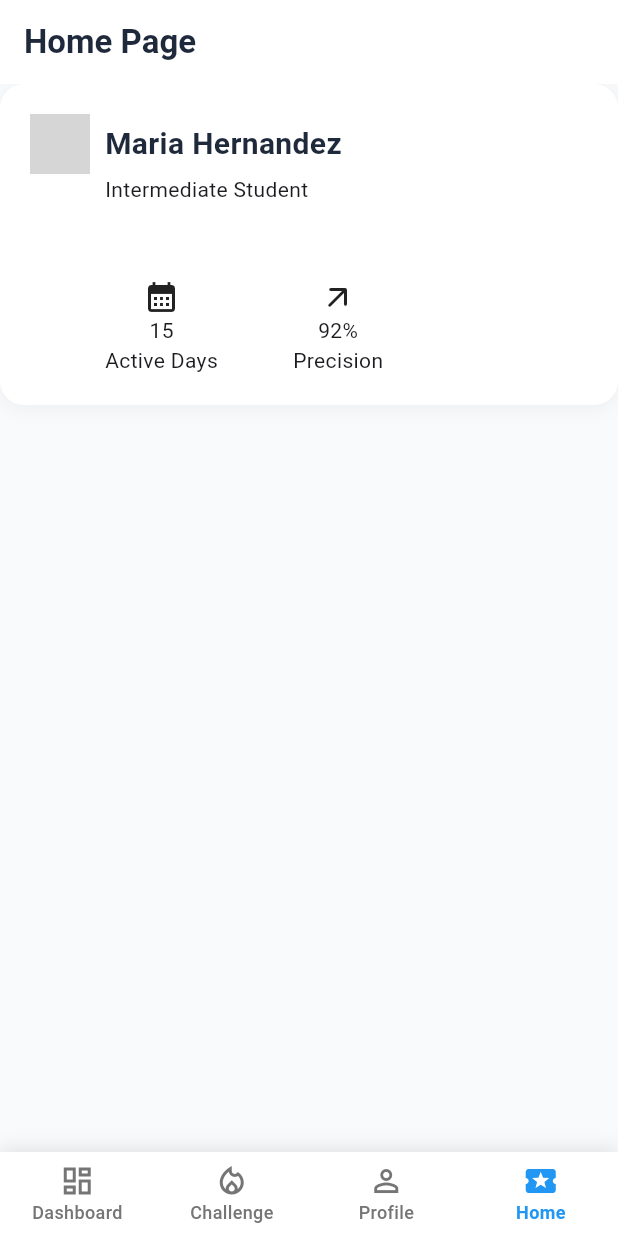
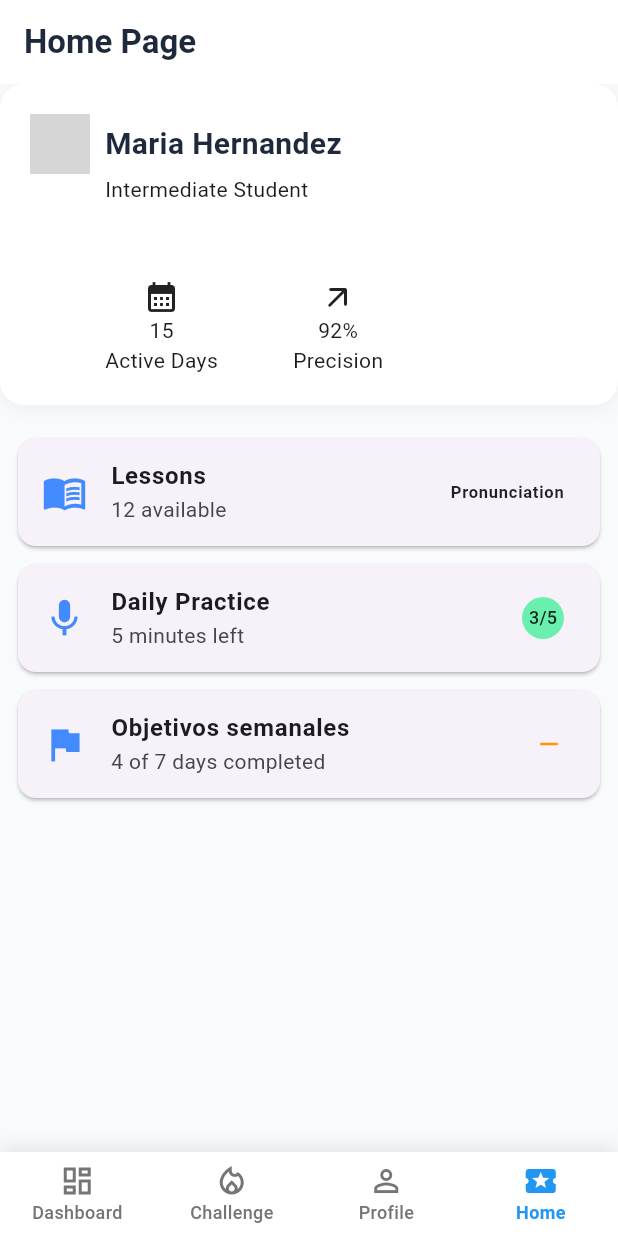
Before and after one commit to uprm-inso4101-2025-2026-s1/semester-project-pronunciation-coach, a Flutter app: the screen it shows after launch, item 4 of the bottom bar chosen, on a phone screen of 412 x 824 dp. Run offline on Flutter 3.47's test engine with Material 3 defaults, Android fonts, the phone set to English and light mode, and no system bars; our stand-ins replace shared_preferences; accounts and stored records are empty; network calls fail; Roboto replaces fonts that are missing (SF Pro Display); grey boxes are pictures that could not be loaded.

Commit message:
Home Page Sections

```diff
--- a/app/lib/features/homescreen/pages/home_page.dart
+++ b/app/lib/features/homescreen/pages/home_page.dart
@@ -2,6 +2,7 @@ import 'package:app/core/constants/colors.dart';
 import 'package:app/features/homescreen/widgets/user_info_box.dart';
 import 'package:flutter/material.dart';
 import 'package:flutter/services.dart';
+import 'package:app/features/homescreen/widgets/home_sections.dart';
 
 class HomeScreen extends StatefulWidget {
   const HomeScreen({super.key});
@@ -31,11 +32,14 @@ class _HomeScreenState extends State<HomeScreen> {
         children: [
           const UserInfoBox(
             name: "Maria Hernandez",
-                  avatarURL: "https://www.applesfromny.com/wp-content/uploads/2020/06/SnapdragonNEW.png",
+            avatarURL:
+                "https://www.applesfromny.com/wp-content/uploads/2020/06/SnapdragonNEW.png",
             proficiencyLevel: "Intermediate Student",
           ),
-              ]
-            )
+          const SizedBox(height: 16), // Espacio
+          const HomeSections(),
+        ],
+      ),
     );
   }
 }
--- /dev/null
+++ b/app/lib/features/homescreen/widgets/home_sections.dart
@@ -0,0 +1,84 @@
+import 'package:flutter/material.dart';
+
+class HomeSections extends StatelessWidget {
+  const HomeSections({super.key});
+
+  @override
+  Widget build(BuildContext context) {
+    return Column(
+      children: const [
+        ActivityCard(
+          icon: Icons.menu_book,
+          title: 'Lessons',
+          subtitle: '12 available',
+          trailing: Text(
+            'Pronunciation',
+            style: TextStyle(
+              fontWeight: FontWeight.bold,
+              color: Colors.black87,
+            ),
+          ),
+        ),
+        ActivityCard(
+          icon: Icons.mic,
+          title: 'Daily Practice',
+          subtitle: '5 minutes left',
+          trailing: CircleAvatar(
+            radius: 14,
+            backgroundColor: Colors.greenAccent,
+            child: Text(
+              '3/5',
+              style: TextStyle(fontSize: 12, color: Colors.black87),
+            ),
+          ),
+        ),
+        ActivityCard(
+          icon: Icons.flag,
+          title: 'Objetivos semanales',
+          subtitle: '4 of 7 days completed',
+          trailing: Icon(Icons.remove, color: Colors.orange, size: 20),
+        ),
+      ],
+    );
+  }
+}
+
+class ActivityCard extends StatelessWidget {
+  final IconData icon;
+  final String title;
+  final String subtitle;
+  final Widget trailing;
+
+  const ActivityCard({
+    super.key,
+    required this.icon,
+    required this.title,
+    required this.subtitle,
+    required this.trailing,
+  });
+
+  @override
+  Widget build(BuildContext context) {
+    return Card(
+      margin: const EdgeInsets.symmetric(vertical: 6, horizontal: 12),
+      shape: RoundedRectangleBorder(borderRadius: BorderRadius.circular(12)),
+      child: InkWell(
+        borderRadius: BorderRadius.circular(12),
+        onTap: () {
+          debugPrint('$title tapped!');
+        },
+        splashColor: Colors.blueAccent.withOpacity(0.2),
+        highlightColor: Colors.blueAccent.withOpacity(0.05),
+        child: ListTile(
+          leading: Icon(icon, size: 30, color: Colors.blueAccent),
+          title: Text(
+            title,
+            style: const TextStyle(fontWeight: FontWeight.bold),
+          ),
+          subtitle: Text(subtitle),
+          trailing: trailing,
+        ),
+      ),
+    );
+  }
+}
```
Lines whose indentation alone changed are shown as unchanged.
